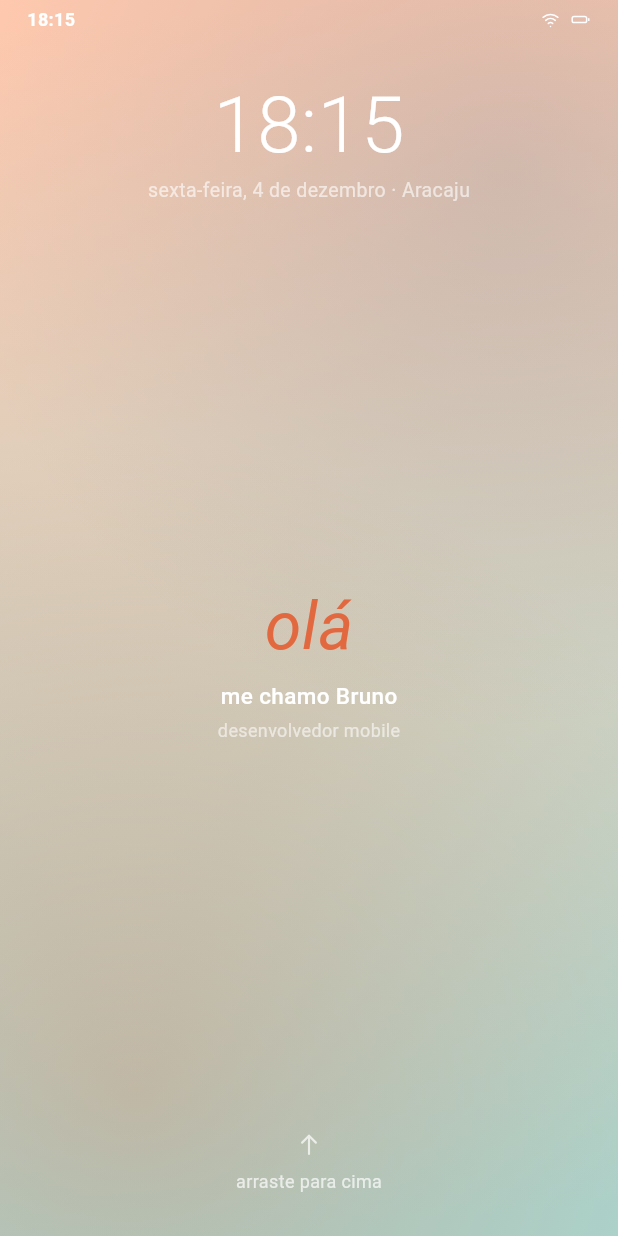
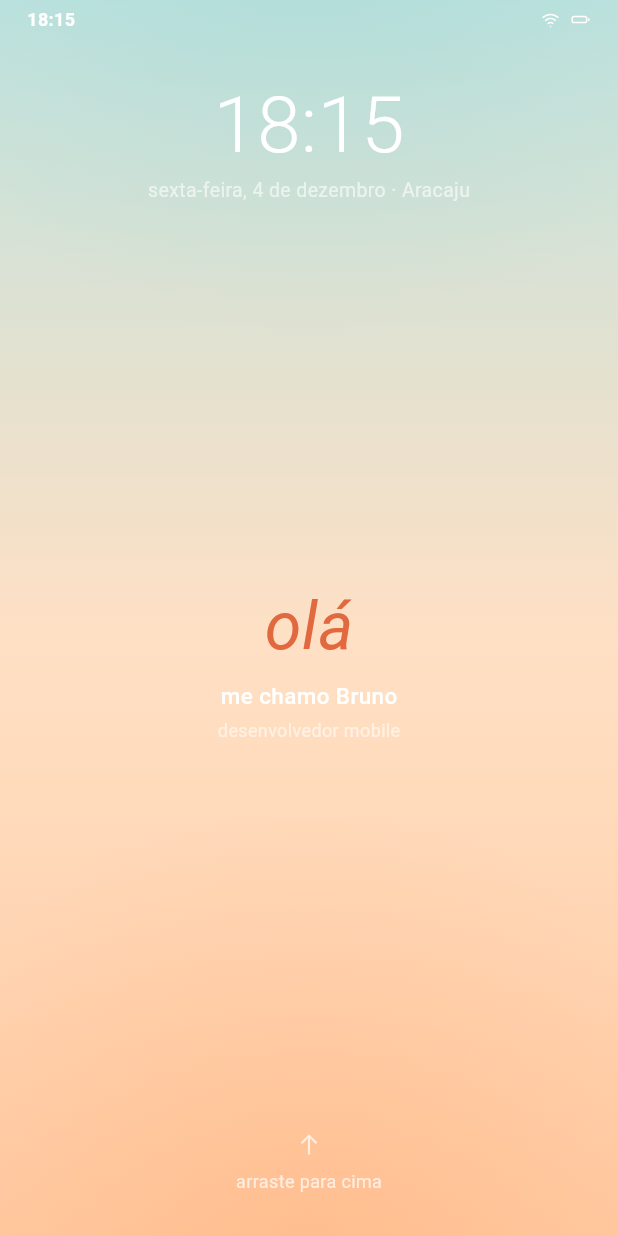
Before and after one commit to brunordrdev/portfolio-os, a Flutter app: the screen it shows after launch, on a phone screen of 412 x 824 dp. Run offline on Flutter 3.47's test engine with Material 3 defaults, Android fonts, the phone set to English and light mode, and no system bars; our stand-ins replace clock, flutter_svg, go_router.

Commit message:
Papel de parede: Noite de Aracaju
Mar em cima, cidade embaixo: contraste de temperatura de ponta a ponta.
Substitui o degradê genérico anterior — não é aumento de opacidade dele.

Três camadas. A base é linear vertical, com três paradas que levam a tela
do frio ao quente. Os dois brilhos são radiais com o centro fora do
quadro, um acima e outro abaixo da tela, então só a borda de cada um
entra: é isso que dá impressão de fonte de luz distante em vez de mancha
desenhada no meio da tela.

Cinco tokens novos nos dois temas — as três paradas da base e os dois
brilhos, estes já com alfa embutido, porque são luz e não superfície. O
coolGlow antigo saiu junto com o hexadecimal que ele carregava. Nenhuma
cor nova fora de tokens.dart.

Retratos regerados.

Co-Authored-By: Claude Opus 5 (1M context) <noreply@anthropic.com>

```diff
--- a/lib/core/theme/tokens.dart
+++ b/lib/core/theme/tokens.dart
@@ -18,7 +18,11 @@ class AppTokens {
     required this.textSecondary,
     required this.accent,
     required this.badge,
+    required this.wallpaperTop,
+    required this.wallpaperMid,
+    required this.wallpaperBottom,
     required this.coolGlow,
+    required this.warmGlow,
     required this.glyphs,
   });
 
@@ -53,9 +57,26 @@ class AppTokens {
   /// Vermelho do selo. Escasso de propósito — um ícone só o usa.
   final Color badge;
 
-  /// Azul do brilho frio do papel de parede, no canto oposto ao acento.
-  /// Entra sempre com alfa baixo: é luz, não superfície.
+  // --- Papel de parede: "Noite de Aracaju" --------------------------------
+  //
+  // Mar em cima, cidade embaixo. As três paradas fazem a base e os dois
+  // brilhos entram por fora da tela, um de cada ponta. Os brilhos já vêm
+  // com alfa embutido: são luz, não superfície.
+
+  /// Parada de cima da base — o lado frio.
+  final Color wallpaperTop;
+
+  /// Parada do meio da base, onde as duas temperaturas se cruzam.
+  final Color wallpaperMid;
+
+  /// Parada de baixo da base — o lado quente.
+  final Color wallpaperBottom;
+
+  /// Luz fria, vindo de cima.
   final Color coolGlow;
+
+  /// Luz quente, vindo de baixo.
+  final Color warmGlow;
 
   /// Matizes dos glifos, uma por app, na ordem da grade.
   final List<Color> glyphs;
@@ -74,7 +95,11 @@ class AppTokens {
     textSecondary: Color(0xFF8D8478),
     accent: Color(0xFFE8A94E),
     badge: Color(0xFFE2532F),
-    coolGlow: Color(0xFF5A7896),
+    wallpaperTop: Color(0xFF0A1113),
+    wallpaperMid: Color(0xFF100D0B),
+    wallpaperBottom: Color(0xFF191009),
+    coolGlow: Color(0x66386E7C),
+    warmGlow: Color(0x57F0A046),
     glyphs: [
       Color(0xFFE29070),
       Color(0xFF69BDB0),
@@ -101,7 +126,11 @@ class AppTokens {
     textSecondary: Color(0xFF948B7D),
     accent: Color(0xFFE2683F),
     badge: Color(0xFFE2532F),
-    coolGlow: Color(0xFF5A7896),
+    wallpaperTop: Color(0xFFBFE3E0),
+    wallpaperMid: Color(0xFFFFE0C4),
+    wallpaperBottom: Color(0xFFFFCBA4),
+    coolGlow: Color(0x427FC9C0),
+    warmGlow: Color(0x4DFF9E5C),
     glyphs: [
       Color(0xFFE2532F),
       Color(0xFF159183),
--- a/lib/shared/widgets/wallpaper.dart
+++ b/lib/shared/widgets/wallpaper.dart
@@ -2,60 +2,56 @@ import 'package:flutter/widgets.dart';
 
 import '../../core/theme/tokens.dart';
 
-/// O fundo do sistema: três camadas de luz, nenhuma imagem.
+/// O fundo do sistema: "Noite de Aracaju". Mar em cima, cidade embaixo.
 ///
-/// Sem asset de propósito nesta etapa — o papel de parede autoral vem depois,
-/// e um degradê que nasce dos tokens acompanha a troca de tema sozinho.
+/// Três camadas de luz, nenhuma imagem. A base leva a tela do frio ao quente
+/// de uma ponta à outra, e os dois brilhos entram por fora do quadro — só a
+/// borda de cada um aparece, que é o que dá impressão de fonte de luz
+/// distante em vez de mancha desenhada no meio da tela.
+///
+/// Nascendo dos tokens, acompanha a troca de tema sem nenhum asset para
+/// carregar: no claro é a mesma composição em outro horário do dia.
 class Wallpaper extends StatelessWidget {
   const Wallpaper({super.key, required this.child});
 
   final Widget child;
-
-  // 170° na convenção do CSS (0° aponta para cima, girando no sentido
-  // horário): quase de cima para baixo, inclinado um pouco à direita.
-  static const Alignment _baseBegin = Alignment(-0.174, -0.985);
-  static const Alignment _baseEnd = Alignment(0.174, 0.985);
-
-  /// Converte uma posição em fração do quadro (0..1) para o sistema de
-  /// alinhamento do Flutter, onde o centro é 0 e as bordas são -1 e 1.
-  static Alignment _at(double x, double y) => Alignment(x * 2 - 1, y * 2 - 1);
 
   @override
   Widget build(BuildContext context) {
     final tokens = context.tokens;
 
     return DecoratedBox(
-      // Base: a inclinação faz o canto inferior direito afundar.
+      // 1. Base: a temperatura muda de cima para baixo.
       decoration: BoxDecoration(
         gradient: LinearGradient(
-          begin: _baseBegin,
-          end: _baseEnd,
-          colors: [tokens.background, tokens.backgroundDeep],
+          begin: Alignment.topCenter,
+          end: Alignment.bottomCenter,
+          colors: [
+            tokens.wallpaperTop,
+            tokens.wallpaperMid,
+            tokens.wallpaperBottom,
+          ],
+          stops: const [0.0, 0.52, 1.0],
         ),
       ),
       child: DecoratedBox(
-        // Brilho quente, embaixo à esquerda: é o acento vazando no fundo.
-        // Precisa dar para ver os dois brilhos sem procurar.
+        // 2. Luz fria, de cima. O centro fica acima da tela.
         decoration: BoxDecoration(
           gradient: RadialGradient(
-            center: _at(0.22, 0.88),
-            radius: 1.05,
-            colors: [
-              tokens.accent.withValues(alpha: 0.28),
-              tokens.accent.withValues(alpha: 0),
-            ],
+            center: const Alignment(0, -1.24),
+            radius: 1.10,
+            colors: [tokens.coolGlow, tokens.coolGlow.withValues(alpha: 0)],
+            stops: const [0.0, 0.72],
           ),
         ),
         child: DecoratedBox(
-          // Brilho frio, em cima à direita, no canto oposto ao quente.
+          // 3. Luz quente, de baixo, por último. O centro fica abaixo da tela.
           decoration: BoxDecoration(
             gradient: RadialGradient(
-              center: _at(0.82, 0.14),
-              radius: 0.9,
-              colors: [
-                tokens.coolGlow.withValues(alpha: 0.22),
-                tokens.coolGlow.withValues(alpha: 0),
-              ],
+              center: const Alignment(0, 1.04),
+              radius: 1.05,
+              colors: [tokens.warmGlow, tokens.warmGlow.withValues(alpha: 0)],
+              stops: const [0.0, 0.70],
             ),
           ),
           child: child,
```
Also changed, not shown: exemplo.png (added), 2 other files.
